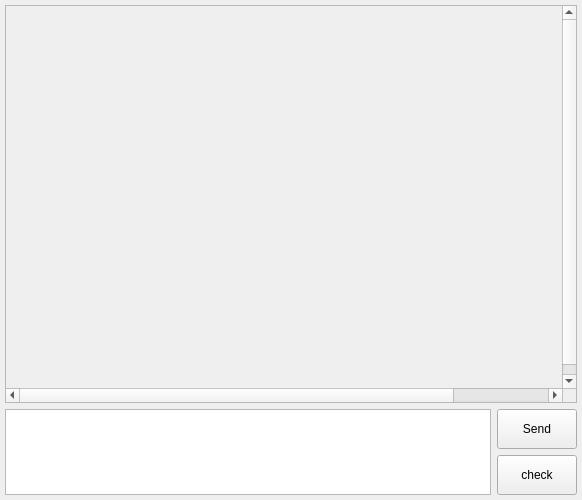
Old version of the form UI/ChatWidget.ui in the repository HATTER-LONG/Verbiverse.
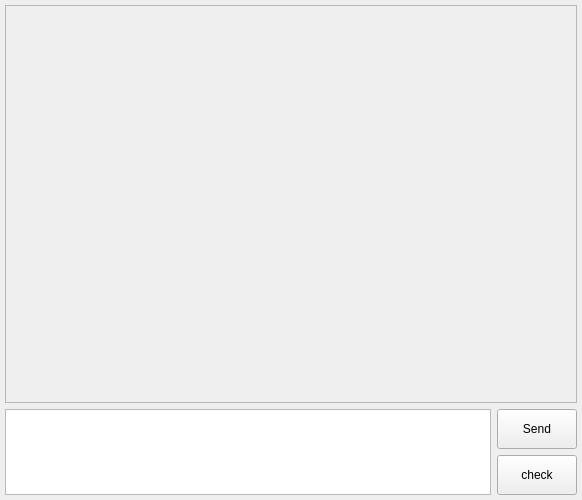
New version of the form. Custom widgets are drawn as their Qt base class.

Commit message: [Fix] scroll area blank error

```diff
--- a/UI/ChatWidget.ui
+++ b/UI/ChatWidget.ui
@@ -39,22 +39,65 @@
        <property name="styleSheet">
         <string notr="true"/>
        </property>
+       <property name="horizontalScrollBarPolicy">
+        <enum>Qt::ScrollBarAlwaysOff</enum>
+       </property>
+       <property name="sizeAdjustPolicy">
+        <enum>QAbstractScrollArea::AdjustToContentsOnFirstShow</enum>
+       </property>
        <property name="widgetResizable">
-        <bool>false</bool>
+        <bool>true</bool>
        </property>
        <property name="alignment">
-        <set>Qt::AlignHCenter|Qt::AlignTop</set>
+        <set>Qt::AlignLeading|Qt::AlignLeft|Qt::AlignTop</set>
        </property>
        <widget class="QWidget" name="scroll_area_widget">
         <property name="geometry">
          <rect>
           <x>0</x>
           <y>0</y>
-          <width>677</width>
-          <height>392</height>
+          <width>568</width>
+          <height>332</height>
          </rect>
         </property>
-        <layout class="QVBoxLayout" name="verticalLayout"/>
+        <property name="sizePolicy">
+         <sizepolicy hsizetype="Preferred" vsizetype="Preferred">
+          <horstretch>0</horstretch>
+          <verstretch>0</verstretch>
+         </sizepolicy>
+        </property>
+        <property name="minimumSize">
+         <size>
+          <width>0</width>
+          <height>332</height>
+         </size>
+        </property>
+        <property name="layoutDirection">
+         <enum>Qt::LeftToRight</enum>
+        </property>
+        <property name="autoFillBackground">
+         <bool>false</bool>
+        </property>
+        <layout class="QVBoxLayout" name="messages_list">
+         <property name="spacing">
+          <number>5</number>
+         </property>
+         <property name="sizeConstraint">
+          <enum>QLayout::SetNoConstraint</enum>
+         </property>
+         <property name="leftMargin">
+          <number>0</number>
+         </property>
+         <property name="topMargin">
+          <number>0</number>
+         </property>
+         <property name="rightMargin">
+          <number>0</number>
+         </property>
+         <property name="bottomMargin">
+          <number>0</number>
+         </property>
+        </layout>
        </widget>
       </widget>
      </item>
```
Left out of the diff: 6 changed lines with no effect on the pictures. The commit also changes 3 other files.
